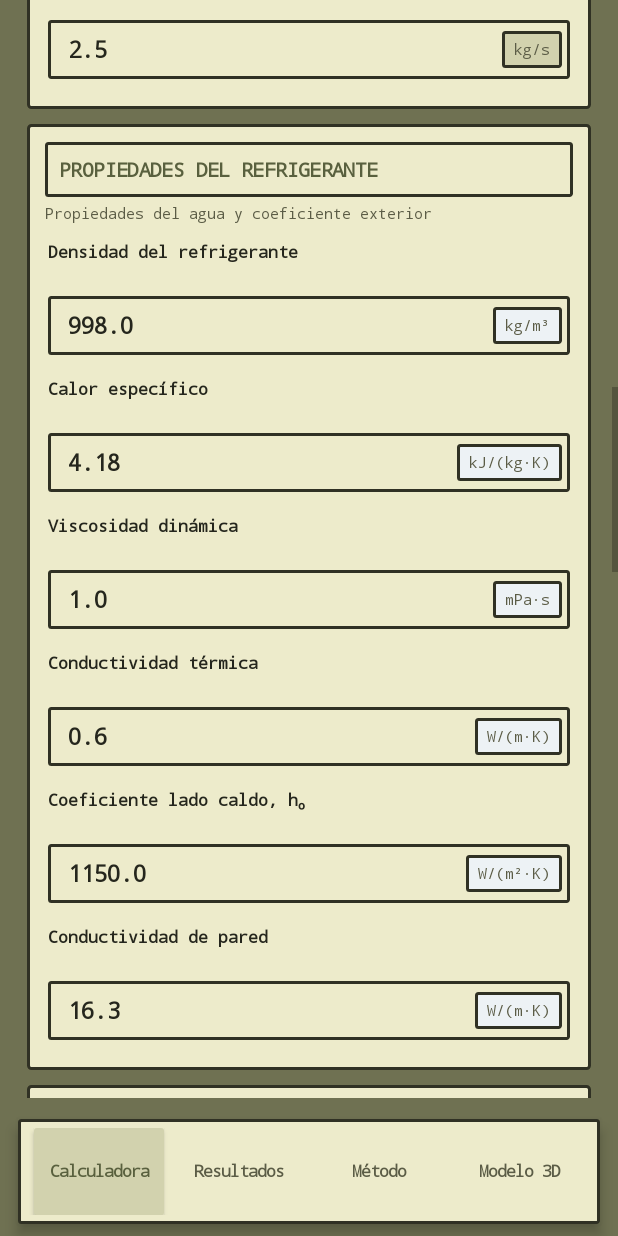
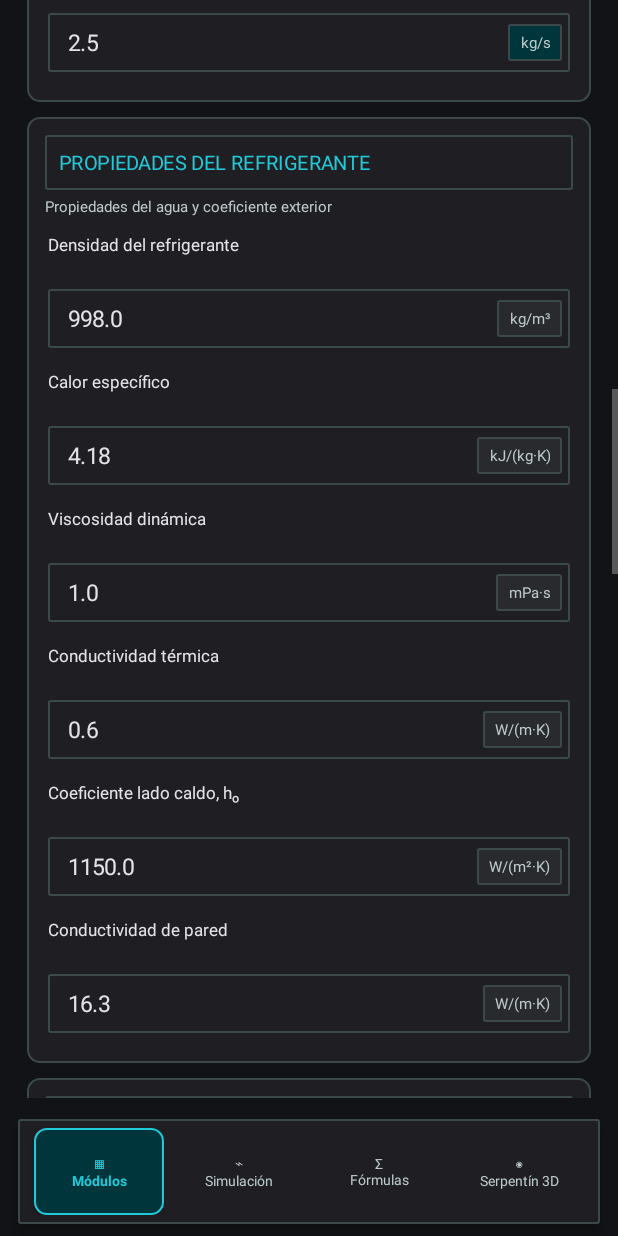
Before and after one commit to eslaking289/serpentin-biorreactor, an Android app: the screen it shows after launch (MainActivity), scrolled down 1536 dp, on a phone screen of 412 x 824 dp. Run offline under Robolectric (Android 15) with nearby library versions, the phone set to English and light mode, and no system bars.

Commit message:
Apply Stitch dark engineering mobile UI

```diff
--- a/android/app/build.gradle
+++ b/android/app/build.gradle
@@ -10,8 +10,8 @@ android {
         applicationId 'com.thermabio.app'
         minSdk 23
         targetSdk 35
-        versionCode 32
-        versionName '1.7.5'
+        versionCode 33
+        versionName '1.7.6'
     }
 
     compileOptions {
--- a/android/app/src/main/java/com/thermabio/app/MainActivity.java
+++ b/android/app/src/main/java/com/thermabio/app/MainActivity.java
@@ -51,17 +51,19 @@ import java.util.Map;
 
 public class MainActivity extends Activity {
     private static final int CREATE_CSV = 41;
-    private static final int INK = Color.rgb(37, 38, 29);
-    private static final int MUTED = Color.rgb(91, 92, 70);
-    private static final int TEAL = Color.rgb(89, 96, 62);
-    private static final int MAGENTA = Color.rgb(117, 105, 70);
-    private static final int YELLOW = Color.rgb(184, 171, 103);
-    private static final int PAPER = Color.rgb(237, 235, 203);
-    private static final int BG = Color.rgb(111, 113, 82);
-    private static final int LINE = Color.rgb(48, 49, 36);
-    private static final int TEAL_SOFT = Color.rgb(210, 210, 174);
-    private static final int CORAL_SOFT = Color.rgb(220, 211, 174);
-    private static final int AMBER_SOFT = Color.rgb(228, 222, 180);
+    private static final int INK = Color.rgb(227, 226, 230);
+    private static final int MUTED = Color.rgb(187, 201, 203);
+    private static final int TEAL = Color.rgb(32, 201, 216);
+    private static final int ON_TEAL = Color.rgb(0, 54, 59);
+    private static final int MAGENTA = Color.rgb(207, 206, 255);
+    private static final int ERROR = Color.rgb(255, 180, 171);
+    private static final int YELLOW = Color.rgb(245, 158, 11);
+    private static final int PAPER = Color.rgb(31, 31, 35);
+    private static final int BG = Color.rgb(18, 19, 22);
+    private static final int LINE = Color.rgb(60, 73, 75);
+    private static final int TEAL_SOFT = Color.rgb(0, 54, 59);
+    private static final int CORAL_SOFT = Color.rgb(50, 37, 42);
+    private static final int AMBER_SOFT = Color.rgb(48, 39, 22);
 
     private static final class Spec {
         final String key, label, unit, group;
@@ -113,22 +115,18 @@ public class MainActivity extends Activity {
         getWindow().setStatusBarColor(BG);
         getWindow().setNavigationBarColor(BG);
         View decor = getWindow().getDecorView();
-        int systemBarFlags = View.SYSTEM_UI_FLAG_LIGHT_STATUS_BAR;
-        if (Build.VERSION.SDK_INT >= Build.VERSION_CODES.O) {
-            systemBarFlags |= View.SYSTEM_UI_FLAG_LIGHT_NAVIGATION_BAR;
-        }
-        decor.setSystemUiVisibility(systemBarFlags);
+        decor.setSystemUiVisibility(0);
         if (Build.VERSION.SDK_INT >= Build.VERSION_CODES.R) {
             android.view.WindowInsetsController controller = decor.getWindowInsetsController();
             if (controller != null) {
                 int appearance = android.view.WindowInsetsController.APPEARANCE_LIGHT_STATUS_BARS
                         | android.view.WindowInsetsController.APPEARANCE_LIGHT_NAVIGATION_BARS;
-                controller.setSystemBarsAppearance(appearance, appearance);
+                controller.setSystemBarsAppearance(0, appearance);
             }
         }
-        headlineTypeface = Typeface.create("monospace", Typeface.BOLD);
-        bodyTypeface = Typeface.create("monospace", Typeface.NORMAL);
-        monoTypeface = Typeface.create("monospace", Typeface.BOLD);
+        headlineTypeface = loadFont("fonts/Chivo.ttf", 700, Typeface.DEFAULT_BOLD);
+        bodyTypeface = loadFont("fonts/Chivo.ttf", 400, Typeface.DEFAULT);
+        monoTypeface = loadFont("fonts/JetBrainsMono.ttf", 500, Typeface.MONOSPACE);
         preferences = getSharedPreferences("thermabio-local", MODE_PRIVATE);
         defineInputs();
         buildInterface();
@@ -202,14 +200,14 @@ public class MainActivity extends Activity {
         brand.setBackground(rounded(PAPER, 2, LINE));
         TextView mark = text("TB", 17, INK, true);
         mark.setGravity(Gravity.CENTER);
-        mark.setTextColor(Color.WHITE);
+        mark.setTextColor(ON_TEAL);
         mark.setBackground(rounded(TEAL, 14, null));
         brand.addView(mark, new LinearLayout.LayoutParams(dp(44), dp(44)));
         LinearLayout brandCopy = new LinearLayout(this);
         brandCopy.setOrientation(LinearLayout.VERTICAL);
         brandCopy.setPadding(dp(12), 0, 0, 0);
         brandCopy.addView(text("THERMABIO", 19, INK, true));
-        brandCopy.addView(text("INGENIERÍA DE BIOPROCESOS", 9, MUTED, true));
+        brandCopy.addView(text("BIOPROCESS ENGINEERING  ●  LOCAL", 9, TEAL, true));
         brand.addView(brandCopy, new LinearLayout.LayoutParams(0, -2, 1));
         Button reset = smallButton("Restablecer");
         reset.setOnClickListener(v -> resetInputs());
@@ -222,7 +220,7 @@ public class MainActivity extends Activity {
         TextView eyebrow = text("DISEÑO DE PROCESO  ·  CÁLCULO LOCAL", 10, TEAL, true);
         eyebrow.setLetterSpacing(0.08f);
         hero.addView(eyebrow, margins(0, 0, 0, 8));
-        TextView title = text("Serpentín de\nenfriamiento", 28, INK, true);
+        TextView title = text("Serpentín de\nenfriamiento", 26, INK, true);
         title.setLineSpacing(dp(1), 0.98f);
         hero.addView(title, margins(0, 0, 0, 7));
         TextView intro = text("Balance térmico y dimensionamiento preliminar para biorreactores.", 13, MUTED, false);
@@ -263,7 +261,7 @@ public class MainActivity extends Activity {
         calculate.setTextSize(16);
         calculate.setAllCaps(false);
         calculate.setTypeface(headlineTypeface);
-        calculate.setTextColor(Color.WHITE);
+        calculate.setTextColor(ON_TEAL);
         calculate.setBackground(rounded(TEAL, 2, LINE));
         calculate.setElevation(dp(2));
         calculate.setPadding(dp(18), dp(13), dp(18), dp(13));
@@ -344,7 +342,7 @@ public class MainActivity extends Activity {
                 equationText("L_requerida=A_o/(π·Do); A_instalada=π·Do·L_instalada"),
                 equationLine(equationText("Q_capacidad = U_o · A_instalada · ΔT_lm")),
                 equationText("Suficiencia térmica = Q_capacidad / Q_diseño"));
-        addMethodBlock(method, "05 / GEOMETRÍA Y CAÍDA DE PRESIÓN", Color.BLACK,
+        addMethodBlock(method, "05 / GEOMETRÍA Y CAÍDA DE PRESIÓN", INK,
                 equationText("D_i = D_o − 2 t_pared"),
                 equationText("D_hélice + D_o + 2 holgura ≤ D_tanque"),
                 equationText("L_vuelta = √[(π · D_hélice)² + paso²]"),
@@ -367,7 +365,7 @@ public class MainActivity extends Activity {
                 equationText("Qcapacidad=Uo·Ainstalada·ΔTlm; suficiencia=Qcapacidad/Qdiseño"));
         LinearLayout assumptions = card();
         TextView assumptionsTitle = text("SUPUESTOS Y LÍMITES", 16, INK, true);
-        assumptionsTitle.setBackground(rounded(MAGENTA, 0, INK));
+        assumptionsTitle.setBackground(rounded(Color.rgb(41, 42, 45), 6, LINE));
         assumptionsTitle.setPadding(dp(8), dp(6), dp(8), dp(6));
         assumptions.addView(assumptionsTitle, margins(0, 0, 0, 8));
         addAssumptionRow(assumptions, "Caldo perfectamente mezclado a temperatura uniforme; sin gradientes térmicos.", TEAL);
@@ -382,7 +380,7 @@ public class MainActivity extends Activity {
         methodologyScreen.addView(assumptions, margins(0, 0, 0, 14));
         Button toCalculator = smallButton("Ir a la calculadora  →");
         toCalculator.setBackground(projected(TEAL));
-        toCalculator.setTextColor(Color.WHITE);
+        toCalculator.setTextColor(ON_TEAL);
         toCalculator.setOnClickListener(v -> showScreen(0));
         methodologyScreen.addView(toCalculator, margins(0, 0, 0, 14));
 
@@ -400,10 +398,10 @@ public class MainActivity extends Activity {
         navigation.setPadding(dp(7), dp(6), dp(7), dp(6));
         navigation.setBackground(rounded(PAPER, 1, LINE));
         navigation.setElevation(dp(5));
-        addNavigationItem(navigation, "Calculadora", TEAL, 0);
-        addNavigationItem(navigation, "Resultados", YELLOW, 1);
-        addNavigationItem(navigation, "Método", MAGENTA, 2);
-        addNavigationItem(navigation, "Modelo 3D", TEAL, 3);
+        addNavigationItem(navigation, "Módulos", TEAL, 0);
+        addNavigationItem(navigation, "Simulación", YELLOW, 1);
+        addNavigationItem(navigation, "Fórmulas", MAGENTA, 2);
+        addNavigationItem(navigation, "Serpentín 3D", TEAL, 3);
         FrameLayout.LayoutParams navParams = new FrameLayout.LayoutParams(-1, dp(70), Gravity.BOTTOM);
         navParams.setMargins(dp(12), 0, dp(12), dp(8));
         root.addView(navigation, navParams);
@@ -414,15 +412,15 @@ public class MainActivity extends Activity {
         LinearLayout block = new LinearLayout(this);
         block.setOrientation(LinearLayout.VERTICAL);
         block.setPadding(dp(10), dp(8), dp(10), dp(8));
-        block.setBackground(rounded(PAPER, 16, LINE));
-        TextView heading = text(title, 11, accent == Color.BLACK ? INK : accent, true);
-        heading.setBackground(rounded(softAccent(accent), 10, null));
+        block.setBackground(rounded(PAPER, 8, LINE));
+        TextView heading = text(title, 11, accent == INK ? INK : accent, true);
+        heading.setBackground(rounded(softAccent(accent), 4, null));
         heading.setPadding(dp(10), dp(8), dp(10), dp(8));
         block.addView(heading);
         LinearLayout equationPanel = new LinearLayout(this);
         equationPanel.setOrientation(LinearLayout.VERTICAL);
         equationPanel.setPadding(dp(5), dp(6), dp(5), dp(6));
-        equationPanel.setBackground(rounded(AMBER_SOFT, 1, LINE));
+        equationPanel.setBackground(rounded(Color.rgb(13, 14, 17), 6, LINE));
         for (View equation : equations) equationPanel.addView(equation, new LinearLayout.LayoutParams(-1, -2));
         block.addView(equationPanel, margins(0, 5, 0, 0));
         parent.addView(block, margins(0, 0, 0, 8));
@@ -507,7 +505,7 @@ public class MainActivity extends Activity {
         LinearLayout row = new LinearLayout(this);
         row.setGravity(Gravity.CENTER_VERTICAL);
         row.setPadding(dp(7), dp(7), dp(7), dp(7));
-        row.setBackground(rounded(AMBER_SOFT, 1, LINE));
+        row.setBackground(rounded(Color.rgb(41, 42, 45), 4, LINE));
         TextView mark = text("✓", 13, accent, true);
         mark.setGravity(Gravity.CENTER);
         mark.setBackground(rounded(softAccent(accent), 9, null));
@@ -523,19 +521,20 @@ public class MainActivity extends Activity {
         if (accent == TEAL) return TEAL_SOFT;
         if (accent == MAGENTA) return CORAL_SOFT;
         if (accent == YELLOW) return AMBER_SOFT;
-        return Color.rgb(237, 242, 245);
+        return Color.rgb(41, 42, 45);
     }
 
     private void addNavigationItem(LinearLayout parent, String title, int accent, int destination) {
         Button button = new Button(this);
-        button.setText(title);
-        button.setTextSize(10.5f);
+        String[] icons = {"▦", "⌁", "Σ", "◉"};
+        button.setText(icons[destination] + "\n" + title);
+        button.setTextSize(9.5f);
         button.setTextColor(MUTED);
         button.setAllCaps(false);
-        button.setMinHeight(dp(50));
+        button.setMinHeight(dp(54));
         button.setTypeface(headlineTypeface);
         button.setPadding(dp(2), 0, dp(2), 0);
-        button.setBackground(rounded(Color.TRANSPARENT, 14, null));
+        button.setBackground(rounded(Color.TRANSPARENT, 8, null));
         button.setGravity(Gravity.CENTER);
         navigationButtons[destination] = button;
         styleNavigationButton(button, destination == currentScreen);
@@ -548,7 +547,7 @@ public class MainActivity extends Activity {
     private void styleNavigationButton(Button button, boolean selected) {
         button.setTextColor(selected ? TEAL : MUTED);
         button.setTypeface(headlineTypeface, selected ? Typeface.BOLD : Typeface.NORMAL);
-        button.setBackground(rounded(selected ? TEAL_SOFT : Color.TRANSPARENT, 14, null));
+        button.setBackground(rounded(selected ? TEAL_SOFT : Color.TRANSPARENT, 8, selected ? TEAL : null));
     }
 
     private void addBioreactorResultsCard(LinearLayout parent) {
@@ -562,7 +561,7 @@ public class MainActivity extends Activity {
         module.addView(coilSchematic());
         Button explore = smallButton("Explorar modelo 3D  →");
         explore.setBackground(projected(TEAL));
-        explore.setTextColor(Color.WHITE);
+        explore.setTextColor(ON_TEAL);
         explore.setOnClickListener(v -> showScreen(3));
         module.addView(explore, margins(0, 8, 0, 0));
         parent.addView(module, margins(0, 0, 0, 4));
@@ -580,7 +579,7 @@ public class MainActivity extends Activity {
         module.addView(note, margins(2, 0, 2, 8));
 
         bioprocessWebView = new WebView(this);
-        bioprocessWebView.setBackgroundColor(PAPER);
+        bioprocessWebView.setBackgroundColor(BG);
         bioprocessWebView.setOverScrollMode(View.OVER_SCROLL_NEVER);
         bioprocessWebView.setVerticalScrollBarEnabled(false);
         bioprocessWebView.setHorizontalScrollBarEnabled(false);
@@ -731,7 +730,7 @@ public class MainActivity extends Activity {
         brand.setBackground(rounded(PAPER, 1, LINE));
         TextView mark = text("TB", 17, INK, true);
         mark.setGravity(Gravity.CENTER);
-        mark.setTextColor(Color.WHITE);
+        mark.setTextColor(ON_TEAL);
         mark.setBackground(rounded(TEAL, 14, null));
         brand.addView(mark, new LinearLayout.LayoutParams(dp(42), dp(42)));
         LinearLayout copy = new LinearLayout(this);
@@ -747,7 +746,7 @@ public class MainActivity extends Activity {
         heading.setBackground(rounded(PAPER, 1, LINE));
         screen.addView(heading, margins(0, 0, 0, 5));
         TextView caption = text(subtitle, 10, MUTED, true);
-        caption.setTextColor(PAPER);
+        caption.setTextColor(MUTED);
         caption.setLetterSpacing(0.04f);
         screen.addView(caption, margins(0, 0, 0, 16));
     }
@@ -897,14 +896,15 @@ public class MainActivity extends Activity {
         String js = "(function(){if(!document.body)return;document.body.dataset.theme='light';"
                 + "var s=document.getElementById('thermabioNativeStyle');if(!s){s=document.createElement('style');"
                 + "s.id='thermabioNativeStyle';document.head.appendChild(s);}"
-                + "s.textContent='html,body{margin:0!important;background:#6f7152!important;color:#25261d!important;font-family:ui-monospace,monospace!important}"
-                + ".iso[data-theme=light]{--anatomy-page:#6f7152;--anatomy-card:#edebcb;--anatomy-paper:#edebcb;--anatomy-face:#e2dfb8;--anatomy-top:#f4f0d2;--anatomy-text:#41432f;--anatomy-strong:#25261d;--anatomy-muted:#555741;--anatomy-hi:#25261d;--anatomy-mid:#555741;--anatomy-lo:#77795a;--anatomy-faint:#b2b18b;--anatomy-lit:#555b39;--anatomy-halo:#8a8b6c;--anatomy-dot:#555b39;--anatomy-red:#786947;--anatomy-green:#555b39;--anatomy-blue:#62674b}"
+                + "s.textContent='html,body{margin:0!important;background:#121316!important;color:#e3e2e6!important;font-family:Chivo,Arial,sans-serif!important}"
+                + "@font-face{font-family:Chivo;src:url(file:///android_asset/fonts/Chivo.ttf)}@font-face{font-family:JetBrainsMono;src:url(file:///android_asset/fonts/JetBrainsMono.ttf)}"
+                + ".iso[data-theme=light]{--anatomy-page:#121316;--anatomy-card:#1f1f23;--anatomy-paper:#1f1f23;--anatomy-face:#292a2d;--anatomy-top:#343538;--anatomy-text:#bbc9cb;--anatomy-strong:#e3e2e6;--anatomy-muted:#859395;--anatomy-hi:#e3e2e6;--anatomy-mid:#bbc9cb;--anatomy-lo:#3c494b;--anatomy-faint:#3f4147;--anatomy-lit:#20c9d8;--anatomy-halo:#3c494b;--anatomy-dot:#20c9d8;--anatomy-red:#ffb4ab;--anatomy-green:#51dea2;--anatomy-blue:#aeb0ff}"
                 + ".app{max-width:none!important;padding:10px 8px 18px!important}"
                 + ".layout{display:block!important}.stage{position:static!important}"
                 + ".top{display:flex!important;justify-content:flex-end!important;padding:0 4px 8px!important}.top>div{display:none!important}"
-                + ".btn{border-radius:0!important;border:2px solid #303124!important;background:#edebcb!important;color:#25261d!important;box-shadow:3px 3px 0 #8a8b6c!important;font-family:ui-monospace,monospace!important}"
-                + ".iso-plate,.side{border-radius:0!important;border:2px solid #303124!important;box-shadow:3px 3px 0 #8a8b6c!important}"
-                + ".stagecard{position:relative!important;overflow:hidden!important}.tb-zoom{position:absolute;z-index:20;right:10px;bottom:10px;display:flex;align-items:center;gap:5px;padding:5px;border:2px solid #303124;border-radius:0;background:#edebcb;box-shadow:3px 3px 0 #8a8b6c}.tb-zoom button{min-width:38px;height:36px;border:2px solid #303124;border-radius:0;background:#555b39;color:#f3f0d2;font-size:16px;font-weight:700}.tb-zoom button.tb-zoom-reset{min-width:52px;font-size:12px}"
+                + ".btn{border-radius:6px!important;border:1px solid #3f4147!important;background:#292a2d!important;color:#e3e2e6!important;box-shadow:none!important;font-family:JetBrainsMono,monospace!important}"
+                + ".iso-plate,.side{border-radius:8px!important;border:1px solid #3f4147!important;box-shadow:none!important}"
+                + ".stagecard{position:relative!important;overflow:hidden!important}.tb-zoom{position:absolute;z-index:20;right:10px;bottom:10px;display:flex;align-items:center;gap:5px;padding:5px;border:1px solid #3f4147;border-radius:6px;background:#1f1f23}.tb-zoom button{min-width:38px;height:36px;border:1px solid #3f4147;border-radius:4px;background:#20c9d8;color:#00363b;font-size:16px;font-weight:700}.tb-zoom button.tb-zoom-reset{min-width:52px;font-size:12px}"
                 + ".native-preview .app{height:100%!important;padding:0!important}"
                 + ".native-preview .top,.native-preview .bar,.native-preview .tshow,.native-preview .side,.native-preview .iso-legend{display:none!important}"
                 + ".native-preview .layout,.native-preview .stage,.native-preview .iso-figure,.native-preview .stagecard,.native-preview #fig{height:100%!important;margin:0!important}"
@@ -989,7 +989,7 @@ public class MainActivity extends Activity {
         TextView unit = text(spec.unit, 10, MUTED, false);
         unit.setGravity(Gravity.CENTER_VERTICAL | Gravity.RIGHT);
         int unitAccent = spec.group.equals("Temperaturas del proceso") ? TEAL_SOFT :
-                spec.group.equals("Propiedades del refrigerante") ? Color.rgb(237, 242, 245) :
+                spec.group.equals("Propiedades del refrigerante") ? Color.rgb(41, 42, 45) :
                 spec.group.equals("Geometría helicoidal") ? CORAL_SOFT : AMBER_SOFT;
         unit.setTextColor(MUTED);
         unit.setBackground(rounded(unitAccent, 1, LINE));
@@ -1092,7 +1092,7 @@ public class MainActivity extends Activity {
                 } catch (IllegalArgumentException error) {
                     solved[0] = Double.NaN;
                     result.setText("Revisa los datos: " + error.getMessage());
-                    result.setTextColor(MAGENTA);
+                    result.setTextColor(ERROR);
                     apply.setEnabled(false);
                 }
             };
@@ -1145,7 +1145,7 @@ public class MainActivity extends Activity {
         } catch (IllegalArgumentException ex) {
             resultValues.clear();
             statusText.setText(ex.getMessage());
-        statusText.setTextColor(MAGENTA);
+        statusText.setTextColor(ERROR);
             summaryGrid.removeAllViews();
             resultRows.removeAllViews();
             if (calculatorSummaryGrid != null) calculatorSummaryGrid.removeAllViews();
@@ -1419,7 +1419,7 @@ public class MainActivity extends Activity {
         LinearLayout layout = new LinearLayout(this);
         layout.setOrientation(LinearLayout.VERTICAL);
         layout.setPadding(dp(16), dp(16), dp(16), dp(16));
-        layout.setBackground(rounded(PAPER, 18, LINE));
+        layout.setBackground(rounded(PAPER, 8, LINE));
         return layout;
     }
     private TextView text(String value, float size, int color, boolean bold) {
@@ -1446,13 +1446,13 @@ public class MainActivity extends Activity {
         return button;
     }
     private GradientDrawable rounded(int color, int radius, Integer stroke) {
-        GradientDrawable d = new GradientDrawable(); d.setColor(color); d.setCornerRadius(dp(Math.min(radius, 2)));
-        if (stroke != null) d.setStroke(dp(2), stroke);
+        GradientDrawable d = new GradientDrawable(); d.setColor(color); d.setCornerRadius(dp(Math.min(radius, 12)));
+        if (stroke != null) d.setStroke(dp(1), stroke);
         return d;
     }
     private Drawable projected(int color) {
         LayerDrawable projection = new LayerDrawable(new Drawable[]{
-                new ColorDrawable(Color.rgb(138, 139, 108)), rounded(color, 2, LINE)
+                new ColorDrawable(Color.rgb(41, 42, 45)), rounded(color, 2, LINE)
         });
         projection.setLayerInset(0, 0, dp(2), 0, 0);
         return projection;
--- a/android/app/src/main/res/values/styles.xml
+++ b/android/app/src/main/res/values/styles.xml
@@ -1,11 +1,11 @@
 <resources>
-    <style name="AppTheme" parent="android:style/Theme.Material.Light.NoActionBar">
+    <style name="AppTheme" parent="android:style/Theme.Material.NoActionBar">
         <item name="android:fontFamily">sans</item>
-        <item name="android:colorAccent">#1E7A7E</item>
-        <item name="android:statusBarColor">#F4F7F6</item>
-        <item name="android:navigationBarColor">#F4F7F6</item>
-        <item name="android:windowLightStatusBar">true</item>
+        <item name="android:colorAccent">#20C9D8</item>
+        <item name="android:statusBarColor">#121316</item>
+        <item name="android:navigationBarColor">#121316</item>
+        <item name="android:windowLightStatusBar">false</item>
         <item name="android:windowActionModeOverlay">true</item>
-        <item name="android:windowBackground">#F4F7F6</item>
+        <item name="android:windowBackground">#121316</item>
     </style>
 </resources>
```
Also changed, not shown: 2 other files.
